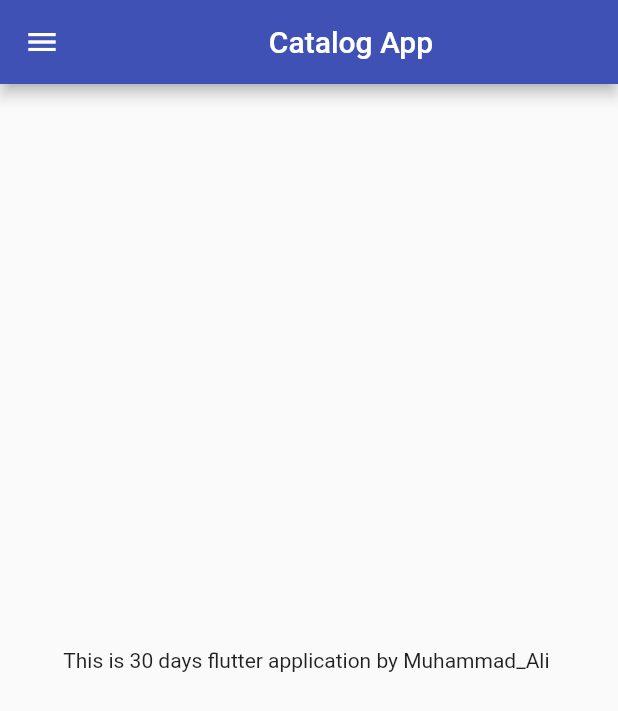
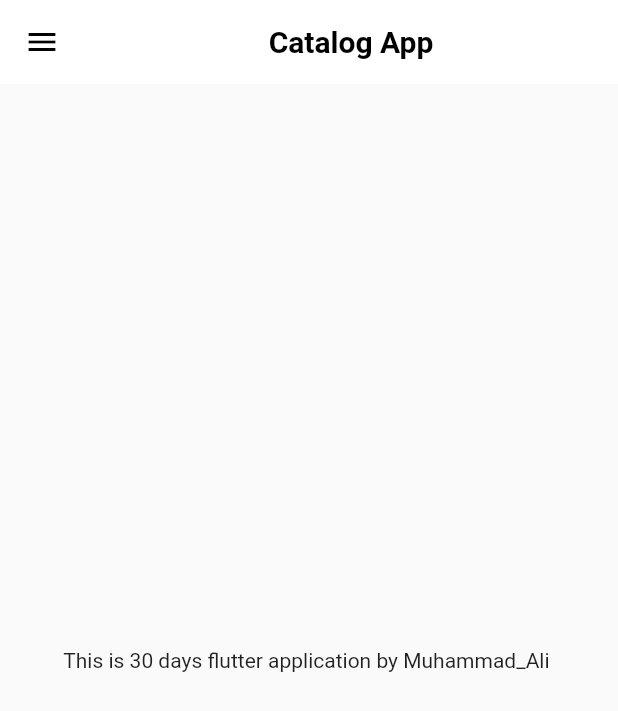
Before and after one commit to MuhammadAliNadeem/MuhmmadAli-flutter-, a Flutter app: the screen it shows after launch, on a phone screen of 412 x 824 dp. Shown: the top 711 px of the screen. Run offline on Flutter 3.47's test engine with Material 2 defaults, Android fonts, the phone set to English and light mode, and no system bars.

Commit message:
theme extracted

```diff
--- a/lib/hompage.dart
+++ b/lib/hompage.dart
@@ -16,11 +16,13 @@ class Homepage extends StatelessWidget {
       resizeToAvoidBottomInset: false,
        appBar: AppBar(
         // ignore: prefer_const_constructors
-        title: Center(child: Text("Catalog App",)),
+        // backgroundColor: Colors.white,
+        title: Center(child: Text("Catalog App")),
        ),
         body: Center(
 
            child: Container(
+
             child:Text("This is $days days flutter application by $name "),
            ),
          ),
--- a/lib/main.dart
+++ b/lib/main.dart
@@ -2,11 +2,13 @@
 
 // ignore_for_file: prefer_const_constructors, duplicate_ignore
 
+// import 'package:flutter/cupertino.dart';
 import 'package:flutter/material.dart';
 import 'package:practice/hompage.dart';
 import 'package:practice/loginpage.dart';
 import 'package:practice/utils/routes.dart';
-//import 'package:google_fonts/google_fonts.dart';
+import 'package:practice/widgets/theme.dart';
+// import 'package:google_fonts/google_fonts.dart';
 
 void main() {
   runApp(const MyApp());
@@ -22,12 +24,8 @@ class MyApp extends StatelessWidget {
     return MaterialApp(
 
 
-      theme: ThemeData(brightness: Brightness.light,
-      primarySwatch: Colors.indigo,
-      //fontFamily: GoogleFonts.lato().fontFamily,
-     // primaryTextTheme: GoogleFonts.latoTextTheme()
-
-      ),
+       theme: Mytheme.lightTheme(context),
+      darkTheme: Mytheme.darkTheme(context),
       debugShowCheckedModeBanner: false,
 
       //it will directly open thhe home page
--- a/lib/widgets/drawer.dart
+++ b/lib/widgets/drawer.dart
@@ -8,6 +8,7 @@ final imageURL="https://www.facebook.com/photo/?fbid=2953759611538345&set=a.1378
   @override
   Widget build(BuildContext context) {
     return Drawer(
+
  child: Container(
   color: Colors.deepPurpleAccent,
    child: ListView(
--- /dev/null
+++ b/lib/widgets/theme.dart
@@ -0,0 +1,21 @@
+// ignore_for_file: prefer_const_constructors
+
+import 'package:flutter/material.dart';
+class Mytheme{
+   static ThemeData lightTheme(BuildContext context) =>ThemeData(brightness: Brightness.light,
+      primarySwatch: Colors.indigo,
+      appBarTheme: AppBarTheme(
+color:  Colors.white,
+elevation: 0.0,
+iconTheme: IconThemeData(color: Colors.black),
+titleTextStyle:  TextStyle(color: Colors.black,fontSize: 20,fontWeight: FontWeight.bold,)
+      )
+      //fontFamily: GoogleFonts.lato().fontFamily,
+     // primaryTextTheme: GoogleFonts.latoTextTheme()
+
+      );
+
+       static ThemeData darkTheme(BuildContext context) =>ThemeData(
+        brightness: Brightness.dark
+      );
+}
```
